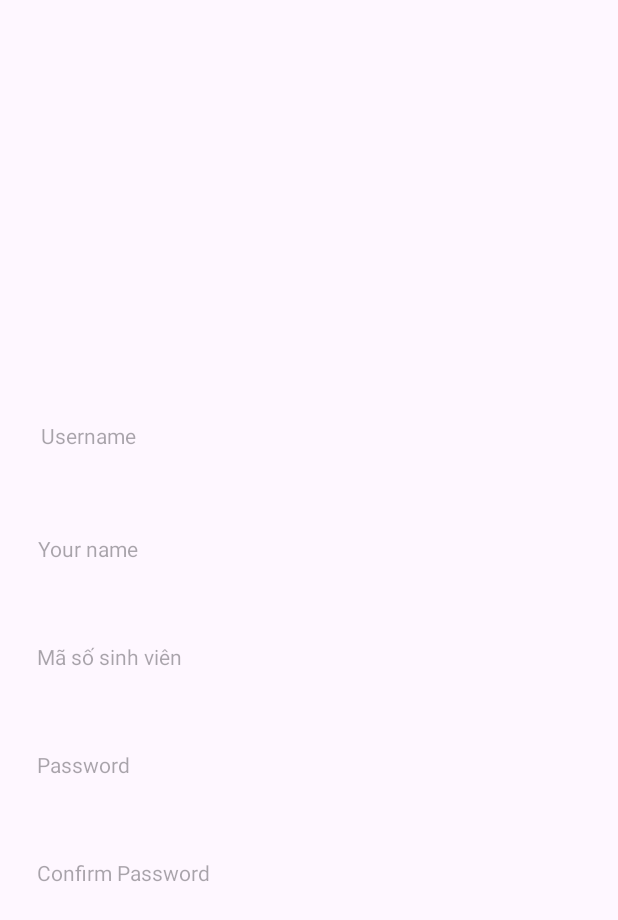
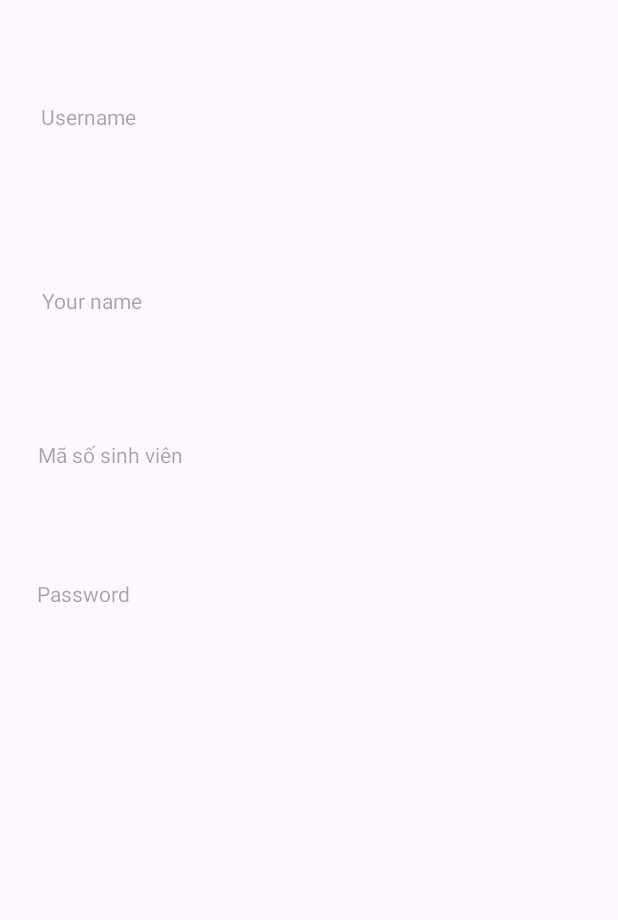
Before and after one commit to Cstrien/Thi_Trac_Nghiem, an Android app: the ProfileActivity screen opened directly, with no data from a screen before it, on a phone screen of 412 x 824 dp. Shown: the top 920 px of the screen. Run offline under Robolectric (Android 15) with nearby library versions, the phone set to English and light mode, and no system bars.

Commit message:
nhan comment

```diff
--- a/app/src/main/java/com/cstrien/thi_trac_nghiem/ProfileActivity.java
+++ b/app/src/main/java/com/cstrien/thi_trac_nghiem/ProfileActivity.java
@@ -2,6 +2,7 @@ package com.cstrien.thi_trac_nghiem;
 
 import androidx.appcompat.app.AppCompatActivity;
 
+import android.content.SharedPreferences;
 import android.database.Cursor;
 import android.database.sqlite.SQLiteDatabase;
 import android.os.Bundle;
@@ -10,70 +11,43 @@ import android.widget.TextView;
 import android.widget.Toast;
 
 public class ProfileActivity extends AppCompatActivity {
-TextView edtuserU,edtmaU,edtpassU,edtComfirmPassU,edtnameU;
+TextView edtuserU,edtmaU,edtpassU,edtnameU;
 SQLiteDatabase database;
     @Override
     protected void onCreate(Bundle savedInstanceState) {
         super.onCreate(savedInstanceState);
         setContentView(R.layout.activity_profile);
         addControls();
-        createDatabase();
         fetchDataFromDatabase();
 
     }
     private void fetchDataFromDatabase() {
         try {
-            Cursor cursor = database.rawQuery("SELECT * FROM SinhVien", null);
+            // Lấy thông tin từ SharedPreferences
+            SharedPreferences preferences = getSharedPreferences("THI_TRAC_NGHIEM_DATA", MODE_PRIVATE);
+            String ID = preferences.getString("SinhvienID", "");
+            String name = preferences.getString("TenSV", "");
+            String pass = preferences.getString("Password", "");
+            String username = preferences.getString("Username", "");
 
-            if (cursor.moveToFirst()) {
-                // Lấy dữ liệu từ   Cursor
-                int nameColumnIndex = cursor.getColumnIndex("TenSV");
-                int usernameColumnIndex = cursor.getColumnIndex("Username");
-                int IDColumnIndex = cursor.getColumnIndex("SinhvienID");
-                int passColumnIndex = cursor.getColumnIndex("Password");
-
-                if (nameColumnIndex != -1 && usernameColumnIndex != -1&&IDColumnIndex != -1 && passColumnIndex != -1) {
-                    // Kiểm tra xem các cột có tồn tại trong Cursor không
-                    String name = cursor.getString(nameColumnIndex);
-                    String username = cursor.getString(usernameColumnIndex);
-                    String IDname = cursor.getString(IDColumnIndex);
-                    String pass = cursor.getString(passColumnIndex);
-
-                    // Gán dữ liệu vào các TextView hoặc thành phần khác tương tự
-                    edtnameU.setText(name);
-                    edtuserU.setText(username);
-                    edtmaU.setText(IDname);
-                    edtpassU.setText(pass);
-                    // Các TextView khác tương tự
-                } else {
-                    // Nếu các cột không tồn tại trong Cursor
-                    Toast.makeText(this, "Lỗi: Cột không tồn tại trong Cursor", Toast.LENGTH_SHORT).show();
-                }
-            } else {
-                // Không có dữ liệu
-                Toast.makeText(this, "Không có dữ liệu trong bảng SinhVien.", Toast.LENGTH_SHORT).show();
-            }
-
-            // Đóng Cursor sau khi sử dụng
-            cursor.close();
-
+            // Hiển thị thông tin lên các TextView
+            edtnameU.setText(name);
+            edtuserU.setText(username);
+            edtmaU.setText(ID);
+            edtpassU.setText(pass);
+            // Các TextView khác tương tự
         } catch (Exception e) {
-            // Xử lý lỗi khi truy vấn cơ sở dữ liệu
+            // Xử lý lỗi khi truy xuất SharedPreferences
             e.printStackTrace();
-            Toast.makeText(this, "Lỗi khi truy vấn cơ sở dữ liệu", Toast.LENGTH_SHORT).show();
+            Toast.makeText(this, "Lỗi khi truy xuất SharedPreferences", Toast.LENGTH_SHORT).show();
         }
     }
-    private void createDatabase() {
-        // Tạo hoặc mở cơ sở dữ liệu
-        database = openOrCreateDatabase("THI_TRAC_NGHIEM_DATA", MODE_PRIVATE, null);
-        // Tạo bảng nếu chưa tồn tại
-        database.execSQL("CREATE TABLE IF NOT EXISTS SinhVien (SinhvienID TEXT PRIMARY KEY, Username TEXT, Password TEXT)");
-    }
+
     private void addControls() {
         edtuserU=findViewById(R.id.eduuserU);
         edtmaU=findViewById(R.id.edtmaU);
         edtpassU=findViewById(R.id.edtpassU);
-        edtComfirmPassU=findViewById(R.id.edtComfirmPassU);
+
         edtnameU=findViewById(R.id.edtnameU);
     }
 }
--- a/app/src/main/java/com/cstrien/thi_trac_nghiem/login.java
+++ b/app/src/main/java/com/cstrien/thi_trac_nghiem/login.java
@@ -3,6 +3,7 @@ package com.cstrien.thi_trac_nghiem;
 import androidx.appcompat.app.AppCompatActivity;
 
 import android.content.Intent;
+import android.content.SharedPreferences;
 import android.database.Cursor;
 import android.database.sqlite.SQLiteDatabase;
 import android.os.Bundle;
@@ -39,6 +40,7 @@ public class login extends AppCompatActivity {
                 // Kiểm tra thông tin đăng nhập từ cơ sở dữ liệu
                 if (checkLogin(username, password)) {
                     // Nếu đăng nhập thành công, thực hiện hành động tương ứng (ví dụ: chuyển hướng đến màn hình chính)
+                  //  saveLoginInfo(username,password);
                     Intent intent = new Intent(login.this, UserActivity.class);
                     intent.putExtra("o",username);
                     startActivity(intent);
@@ -89,4 +91,5 @@ public class login extends AppCompatActivity {
         edtUsername=findViewById(R.id.edtUsername);
         edtPassword=findViewById(R.id.edtPassword);
     }
+
 }
--- a/app/src/main/res/layout/activity_profile.xml
+++ b/app/src/main/res/layout/activity_profile.xml
@@ -5,6 +5,7 @@
     android:layout_width="match_parent"
     android:layout_height="match_parent"
     tools:context=".ProfileActivity">
+
     <TextView
         android:id="@+id/edtnameU"
         android:layout_width="352dp"
@@ -14,36 +15,28 @@
         android:ems="10"
         android:hint="Your name"
         android:inputType="text"
+        android:textColor="@color/black"
         app:layout_constraintBottom_toTopOf="@+id/edtmaU"
         app:layout_constraintEnd_toEndOf="parent"
-        app:layout_constraintHorizontal_bias="0.271"
-        app:layout_constraintStart_toStartOf="parent" />
+        app:layout_constraintHorizontal_bias="0.406"
+        app:layout_constraintStart_toStartOf="parent"
+        app:layout_constraintTop_toTopOf="parent"
+        app:layout_constraintVertical_bias="0.849" />
 
     <TextView
         android:id="@+id/edtpassU"
-        android:layout_margin="20dp"
         android:layout_width="352dp"
         android:layout_height="52dp"
+        android:layout_margin="20dp"
         android:ems="10"
         android:hint="Password"
         android:inputType="textPassword"
-        app:layout_constraintBottom_toTopOf="@+id/edtComfirmPassU"
+        android:textColor="@color/black"
+        app:layout_constraintBottom_toBottomOf="parent"
         app:layout_constraintEnd_toEndOf="parent"
         app:layout_constraintHorizontal_bias="0.223"
-        app:layout_constraintStart_toStartOf="parent" />
-
-    <TextView
-        android:id="@+id/edtComfirmPassU"
-        android:layout_width="352dp"
-        android:layout_height="52dp"
-        android:layout_marginBottom="200dp"
-        android:ems="10"
-        android:hint="Confirm Password"
-        android:inputType="textPassword"
-        app:layout_constraintBottom_toBottomOf="parent"
-        app:layout_constraintEnd_toEndOf="parent"
-        app:layout_constraintHorizontal_bias="0.406"
-        app:layout_constraintStart_toStartOf="parent" />
+        app:layout_constraintStart_toStartOf="parent"
+        app:layout_constraintTop_toTopOf="parent" />
 
 
     <TextView
@@ -54,21 +47,26 @@
         android:ems="10"
         android:hint="Username"
         android:inputType="text"
+        android:textColor="@color/black"
         app:layout_constraintBottom_toTopOf="@+id/edtnameU"
         app:layout_constraintEnd_toEndOf="parent"
-        app:layout_constraintStart_toStartOf="parent" />
+        app:layout_constraintStart_toStartOf="parent"
+        app:layout_constraintTop_toTopOf="parent" />
 
     <TextView
         android:id="@+id/edtmaU"
-        android:layout_margin="20dp"
         android:layout_width="352dp"
         android:layout_height="52dp"
+        android:layout_margin="20dp"
         android:ems="10"
         android:hint="Mã số sinh viên"
         android:inputType="text"
+        android:textColor="@color/black"
         app:layout_constraintBottom_toTopOf="@+id/edtpassU"
         app:layout_constraintEnd_toEndOf="parent"
-        app:layout_constraintHorizontal_bias="0.223"
-        app:layout_constraintStart_toStartOf="parent" />
+        app:layout_constraintHorizontal_bias="0.271"
+        app:layout_constraintStart_toStartOf="parent"
+        app:layout_constraintTop_toTopOf="parent"
+        app:layout_constraintVertical_bias="0.93" />
 
 </androidx.constraintlayout.widget.ConstraintLayout>
```
Also changed, not shown: app/src/main/java/com/cstrien/thi_trac_nghiem/register.java (+10 -1 lines).
